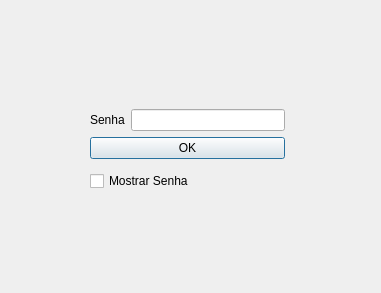
The window that Projeto/confirmarsenha.ui (YagoConstantino/SistemaBancario) describes before a commit, drawn with Qt 5.
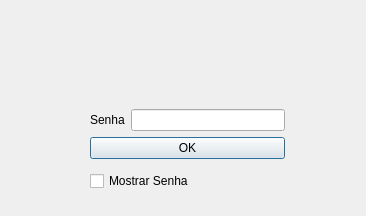
The same window after the commit.

```diff
--- a/Projeto/confirmarsenha.ui
+++ b/Projeto/confirmarsenha.ui
@@ -6,14 +6,14 @@
    <rect>
     <x>0</x>
     <y>0</y>
-    <width>381</width>
-    <height>293</height>
+    <width>366</width>
+    <height>216</height>
    </rect>
   </property>
   <property name="windowTitle">
    <string>Dialog</string>
   </property>
-  <widget class="QWidget" name="">
+  <widget class="QWidget" name="layoutWidget">
    <property name="geometry">
     <rect>
      <x>90</x>
```
